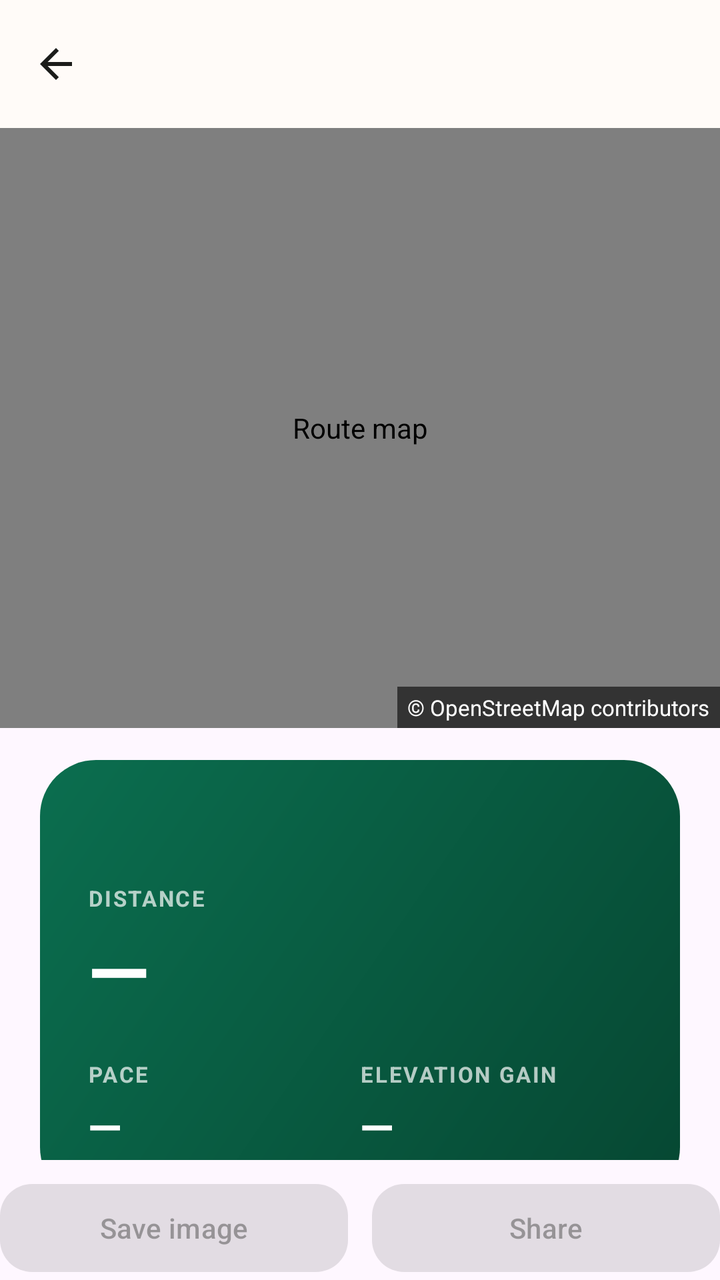
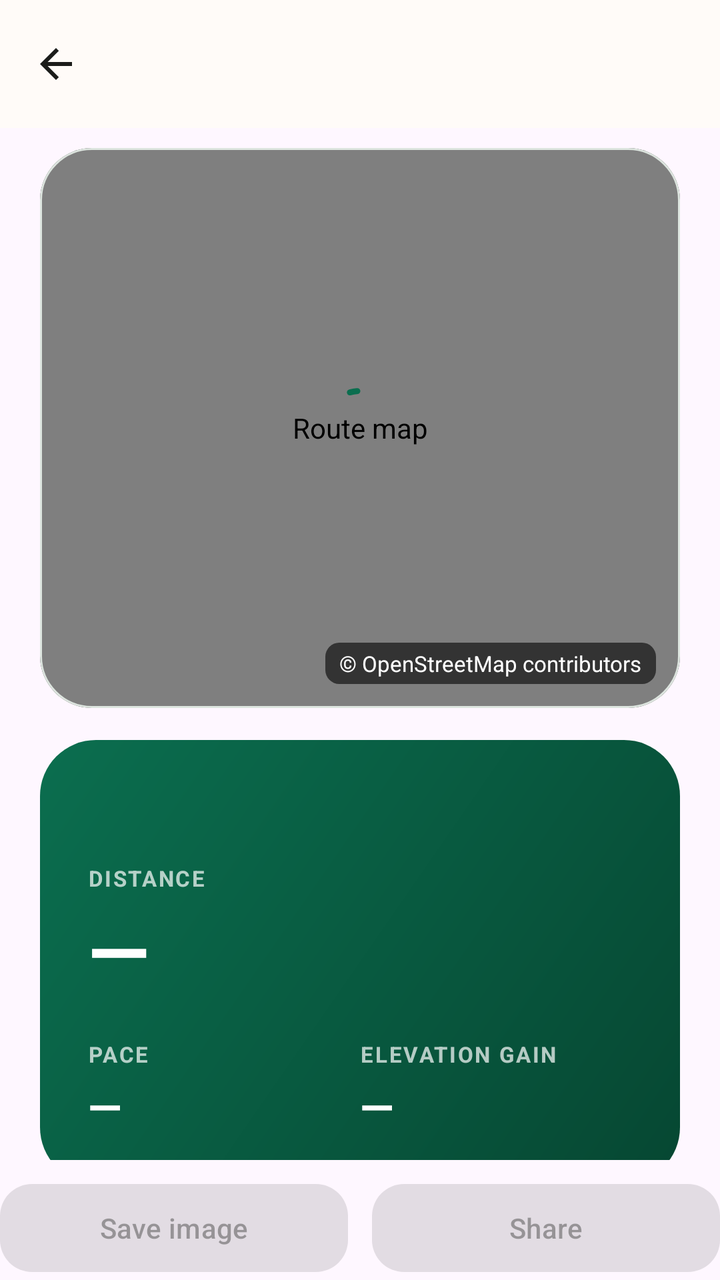

Compare the two renders of this Android layout. The source of the first and the diff that turns it into the second are given below.
<!-- AndroidManifest.xml: application theme Theme.OpenRun -->
<!-- res/layout/activity_session_detail.xml -->
<?xml version="1.0" encoding="utf-8"?>
<LinearLayout xmlns:android="http://schemas.android.com/apk/res/android"
    xmlns:app="http://schemas.android.com/apk/res-auto"
    android:layout_width="match_parent"
    android:layout_height="match_parent"
    android:orientation="vertical">

    <com.google.android.material.appbar.MaterialToolbar
        android:id="@+id/toolbar"
        android:layout_width="match_parent"
        android:layout_height="?attr/actionBarSize"
        android:background="?attr/colorSurface"
        app:navigationIcon="@drawable/ic_arrow_back"
        app:navigationIconTint="?attr/colorOnSurface"
        app:titleTextAppearance="?attr/textAppearanceTitleLarge" />

    <FrameLayout
        android:layout_width="match_parent"
        android:layout_height="300dp"
        android:background="@color/surface_variant">

        <org.osmdroid.views.MapView
            android:id="@+id/map"
            android:layout_width="match_parent"
            android:layout_height="match_parent"
            android:contentDescription="@string/map_content_description" />

        <TextView
            android:id="@+id/text_map_empty"
            android:layout_width="wrap_content"
            android:layout_height="wrap_content"
            android:layout_gravity="center"
            android:background="?attr/colorSurface"
            android:padding="16dp"
            android:text="@string/map_unavailable"
            android:textAppearance="?attr/textAppearanceBodyMedium"
            android:textColor="?attr/colorOnSurfaceVariant"
            android:visibility="gone" />

        <TextView
            android:layout_width="wrap_content"
            android:layout_height="wrap_content"
            android:layout_gravity="bottom|end"
            android:background="#99000000"
            android:paddingStart="5dp"
            android:paddingTop="3dp"
            android:paddingEnd="5dp"
            android:paddingBottom="3dp"
            android:text="@string/map_attribution"
            android:textColor="@color/white"
            android:textSize="11sp" />
    </FrameLayout>

    <androidx.core.widget.NestedScrollView
        android:layout_width="match_parent"
        android:layout_height="0dp"
        android:layout_weight="1"
        android:clipToPadding="false"
        android:fillViewport="true">

        <LinearLayout
            android:layout_width="match_parent"
            android:layout_height="wrap_content"
            android:orientation="vertical"
            android:paddingStart="20dp"
            android:paddingTop="16dp"
            android:paddingEnd="20dp"
            android:paddingBottom="28dp">

            <LinearLayout
                android:layout_width="match_parent"
                android:layout_height="wrap_content"
                android:background="@drawable/bg_hero_card"
                android:orientation="vertical"
                android:padding="24dp">

                <TextView
                    android:id="@+id/text_detail_date"
                    android:layout_width="match_parent"
                    android:layout_height="wrap_content"
                    android:textColor="@color/white_70"
                    android:textSize="13sp" />

                <TextView
                    android:layout_width="wrap_content"
                    android:layout_height="wrap_content"
                    android:layout_marginTop="20dp"
                    android:letterSpacing="0.08"
                    android:text="@string/label_distance"
                    android:textAllCaps="true"
                    android:textColor="@color/white_70"
                    android:textSize="11sp"
                    android:textStyle="bold" />

                <TextView
                    android:id="@+id/text_detail_distance"
                    android:layout_width="wrap_content"
                    android:layout_height="wrap_content"
                    android:layout_marginTop="2dp"
                    android:text="@string/value_unknown"
                    android:textColor="@color/white"
                    android:textSize="40sp"
                    android:textStyle="bold" />

                <LinearLayout
                    android:layout_width="match_parent"
                    android:layout_height="wrap_content"
                    android:layout_marginTop="18dp"
                    android:baselineAligned="false"
                    android:orientation="horizontal">

                    <LinearLayout
                        android:layout_width="0dp"
                        android:layout_height="wrap_content"
                        android:layout_weight="1"
                        android:orientation="vertical">

                        <TextView
                            android:layout_width="wrap_content"
                            android:layout_height="wrap_content"
                            android:letterSpacing="0.08"
                            android:text="@string/label_pace"
                            android:textAllCaps="true"
                            android:textColor="@color/white_70"
                            android:textSize="11sp"
                            android:textStyle="bold" />

                        <TextView
                            android:id="@+id/text_detail_pace"
                            android:layout_width="wrap_content"
                            android:layout_height="wrap_content"
                            android:layout_marginTop="4dp"
                            android:text="@string/value_unknown"
                            android:textColor="@color/white"
                            android:textSize="22sp"
                            android:textStyle="bold" />
                    </LinearLayout>

                    <LinearLayout
                        android:layout_width="0dp"
                        android:layout_height="wrap_content"
                        android:layout_weight="1"
                        android:orientation="vertical">

                        <TextView
                            android:layout_width="wrap_content"
                            android:layout_height="wrap_content"
                            android:letterSpacing="0.08"
                            android:text="@string/label_elevation_gain"
                            android:textAllCaps="true"
                            android:textColor="@color/white_70"
                            android:textSize="11sp"
                            android:textStyle="bold" />

                        <TextView
                            android:id="@+id/text_detail_elevation"
                            android:layout_width="wrap_content"
                            android:layout_height="wrap_content"
                            android:layout_marginTop="4dp"
                            android:text="@string/value_unknown"
                            android:textColor="@color/white"
                            android:textSize="22sp"
                            android:textStyle="bold" />
                    </LinearLayout>
                </LinearLayout>
            </LinearLayout>

            <com.google.android.material.card.MaterialCardView
                android:layout_width="match_parent"
                android:layout_height="wrap_content"
                android:layout_marginTop="16dp"
                app:cardBackgroundColor="?attr/colorSurface"
                app:cardCornerRadius="24dp"
                app:cardElevation="0dp"
                app:strokeColor="@color/surface_variant"
                app:strokeWidth="1dp">

                <LinearLayout
                    android:layout_width="match_parent"
                    android:layout_height="wrap_content"
                    android:orientation="vertical"
                    android:padding="20dp">

                    <TextView
                        android:layout_width="match_parent"
                        android:layout_height="wrap_content"
                        android:text="@string/detail_info_title"
                        android:textAppearance="?attr/textAppearanceTitleMedium"
                        android:textStyle="bold" />

                    <LinearLayout
                        android:layout_width="match_parent"
                        android:layout_height="wrap_content"
                        android:layout_marginTop="14dp"
                        android:orientation="horizontal">

                        <TextView
                            android:layout_width="wrap_content"
                            android:layout_height="wrap_content"
                            android:text="@string/label_start_time"
                            android:textAppearance="?attr/textAppearanceBodyMedium"
                            android:textColor="?attr/colorOnSurfaceVariant" />

                        <TextView
                            android:id="@+id/text_start_time"
                            android:layout_width="0dp"
                            android:layout_height="wrap_content"
                            android:layout_weight="1"
                            android:gravity="end"
                            android:maxLines="2"
                            android:text="@string/value_unknown"
                            android:textAppearance="?attr/textAppearanceBodyMedium"
                            android:textStyle="bold" />
                    </LinearLayout>

                    <View
                        android:layout_width="match_parent"
                        android:layout_height="1dp"
                        android:layout_marginTop="12dp"
                        android:background="@color/surface_variant" />

                    <LinearLayout
                        android:layout_width="match_parent"
                        android:layout_height="wrap_content"
                        android:layout_marginTop="12dp"
                        android:orientation="horizontal">

                        <TextView
                            android:layout_width="wrap_content"
                            android:layout_height="wrap_content"
                            android:text="@string/label_end_time"
                            android:textAppearance="?attr/textAppearanceBodyMedium"
                            android:textColor="?attr/colorOnSurfaceVariant" />

                        <TextView
                            android:id="@+id/text_end_time"
                            android:layout_width="0dp"
                            android:layout_height="wrap_content"
                            android:layout_weight="1"
                            android:gravity="end"
                            android:maxLines="2"
                            android:text="@string/value_unknown"
                            android:textAppearance="?attr/textAppearanceBodyMedium"
                            android:textStyle="bold" />
                    </LinearLayout>

                    <View
                        android:layout_width="match_parent"
                        android:layout_height="1dp"
                        android:layout_marginTop="12dp"
                        android:background="@color/surface_variant" />

                    <LinearLayout
                        android:layout_width="match_parent"
                        android:layout_height="wrap_content"
                        android:layout_marginTop="12dp"
                        android:orientation="horizontal">

                        <TextView
                            android:layout_width="wrap_content"
                            android:layout_height="wrap_content"
                            android:text="@string/label_total_duration"
                            android:textAppearance="?attr/textAppearanceBodyMedium"
                            android:textColor="?attr/colorOnSurfaceVariant" />

                        <TextView
                            android:id="@+id/text_total_duration"
                            android:layout_width="0dp"
                            android:layout_height="wrap_content"
                            android:layout_weight="1"
                            android:gravity="end"
                            android:text="@string/value_unknown"
                            android:textAppearance="?attr/textAppearanceBodyMedium"
                            android:textStyle="bold" />
                    </LinearLayout>

                    <View
                        android:layout_width="match_parent"
                        android:layout_height="1dp"
                        android:layout_marginTop="12dp"
                        android:background="@color/surface_variant" />

                    <LinearLayout
                        android:layout_width="match_parent"
                        android:layout_height="wrap_content"
                        android:layout_marginTop="12dp"
                        android:orientation="horizontal">

                        <TextView
                            android:layout_width="wrap_content"
                            android:layout_height="wrap_content"
                            android:text="@string/label_moving_time"
                            android:textAppearance="?attr/textAppearanceBodyMedium"
                            android:textColor="?attr/colorOnSurfaceVariant" />

                        <TextView
                            android:id="@+id/text_moving_time"
                            android:layout_width="0dp"
                            android:layout_height="wrap_content"
                            android:layout_weight="1"
                            android:gravity="end"
                            android:text="@string/value_unknown"
                            android:textAppearance="?attr/textAppearanceBodyMedium"
                            android:textStyle="bold" />
                    </LinearLayout>
                </LinearLayout>
            </com.google.android.material.card.MaterialCardView>

            <com.google.android.material.card.MaterialCardView
                android:layout_width="match_parent"
                android:layout_height="wrap_content"
                android:layout_marginTop="16dp"
                app:cardBackgroundColor="?attr/colorSurface"
                app:cardCornerRadius="24dp"
                app:cardElevation="0dp"
                app:strokeColor="@color/surface_variant"
                app:strokeWidth="1dp">

                <LinearLayout
                    android:layout_width="match_parent"
                    android:layout_height="wrap_content"
                    android:orientation="vertical"
                    android:padding="20dp">

                    <TextView
                        android:layout_width="match_parent"
                        android:layout_height="wrap_content"
                        android:text="@string/performance_title"
                        android:textAppearance="?attr/textAppearanceTitleMedium"
                        android:textStyle="bold" />

                    <com.openrun.app.ui.PerformanceChartView
                        android:id="@+id/chart_pace"
                        android:layout_width="match_parent"
                        android:layout_height="190dp"
                        android:layout_marginTop="12dp" />

                    <View
                        android:layout_width="match_parent"
                        android:layout_height="1dp"
                        android:layout_marginTop="8dp"
                        android:background="@color/surface_variant" />

                    <com.openrun.app.ui.PerformanceChartView
                        android:id="@+id/chart_elevation"
                        android:layout_width="match_parent"
                        android:layout_height="170dp"
                        android:layout_marginTop="8dp" />
                </LinearLayout>
            </com.google.android.material.card.MaterialCardView>
        </LinearLayout>
    </androidx.core.widget.NestedScrollView>

    <LinearLayout
        android:layout_width="match_parent"
        android:layout_height="wrap_content"
        android:layout_marginTop="8dp"
        android:gravity="center_vertical"
        android:orientation="horizontal">

        <com.google.android.material.button.MaterialButton
            android:id="@+id/button_save_image"
            style="@style/Widget.Material3.Button.TonalButton"
            android:layout_width="0dp"
            android:layout_height="52dp"
            android:layout_weight="1"
            android:enabled="false"
            android:text="@string/button_save_image"
            android:textSize="14sp"
            app:cornerRadius="16dp" />

        <com.google.android.material.button.MaterialButton
            android:id="@+id/button_share"
            style="@style/Widget.Material3.Button"
            android:layout_width="0dp"
            android:layout_height="52dp"
            android:layout_marginStart="12dp"
            android:layout_weight="1"
            android:enabled="false"
            android:text="@string/button_share"
            android:textSize="14sp"
            app:cornerRadius="16dp" />

        <com.google.android.material.progressindicator.CircularProgressIndicator
            android:id="@+id/share_progress"
            android:layout_width="28dp"
            android:layout_height="28dp"
            android:layout_marginStart="10dp"
            android:indeterminate="true"
            android:visibility="gone"
            app:indicatorColor="@color/brand_primary"
            app:trackThickness="3dp" />
    </LinearLayout>
</LinearLayout>
<!-- resources referenced by this layout -->
<resources>
  <color name="brand_primary">#0B6E4F</color>
  <color name="surface_variant">#DDE5DF</color>
  <color name="white">#FFFFFF</color>
  <color name="white_70">#B3FFFFFF</color>
  <!-- drawable bg_hero_card (drawable) -->
  <?xml version="1.0" encoding="utf-8"?>
  <shape xmlns:android="http://schemas.android.com/apk/res/android"
      android:shape="rectangle">
      <gradient
          android:angle="135"
          android:endColor="@color/hero_end"
          android:startColor="@color/hero_start" />
      <corners android:radius="28dp" />
  </shape>
  <string name="button_save_image">Save image</string>
  <string name="button_share">Share</string>
  <string name="detail_info_title">Activity details</string>
  <string name="label_distance">Distance</string>
  <string name="label_elevation_gain">Elevation gain</string>
  <string name="label_end_time">End time</string>
  <string name="label_moving_time">Moving time</string>
  <string name="label_pace">Pace</string>
  <string name="label_start_time">Start time</string>
  <string name="label_total_duration">Total duration</string>
  <string name="map_attribution">© OpenStreetMap contributors</string>
  <string name="map_content_description">Route map</string>
  <string name="map_unavailable">Route map unavailable</string>
  <string name="performance_title">Performance</string>
  <string name="value_unknown">—</string>
  <color name="hero_end">#0B6E4F</color>
  <color name="hero_start">#064732</color>
  <color name="color_on_primary">#FFFFFF</color>
  <color name="brand_primary_container">#B8F0D6</color>
  <color name="brand_on_primary_container">#002114</color>
  <color name="brand_accent">#FF7A45</color>
  <color name="brand_on_accent">#3A0B00</color>
  <color name="error">#BA1A1A</color>
  <color name="surface">#FFFBF8</color>
  <color name="on_surface">#1B1C1A</color>
  <color name="on_surface_variant">#414944</color>
  <color name="outline">#717973</color>
  <color name="brand_primary_dark">#064732</color>
  <!-- unchanged entries left out for length: 2 -->
</resources>

<!-- the commit's change to res/layout/activity_session_detail.xml (unified diff, before → after) -->
@@ -14,42 +14,89 @@
         app:navigationIconTint="?attr/colorOnSurface"
         app:titleTextAppearance="?attr/textAppearanceTitleLarge" />
 
-    <FrameLayout
+    <com.google.android.material.card.MaterialCardView
+        android:id="@+id/map_card"
         android:layout_width="match_parent"
-        android:layout_height="300dp"
-        android:background="@color/surface_variant">
-
-        <org.osmdroid.views.MapView
-            android:id="@+id/map"
+        android:layout_height="@dimen/detail_map_height"
+        android:layout_marginStart="20dp"
+        android:layout_marginTop="10dp"
+        android:layout_marginEnd="20dp"
+        app:cardBackgroundColor="@color/surface_variant"
+        app:cardCornerRadius="26dp"
+        app:cardElevation="0dp"
+        app:strokeColor="@color/surface_variant"
+        app:strokeWidth="1dp">
+
+        <FrameLayout
             android:layout_width="match_parent"
             android:layout_height="match_parent"
-            android:contentDescription="@string/map_content_description" />
-
-        <TextView
-            android:id="@+id/text_map_empty"
-            android:layout_width="wrap_content"
-            android:layout_height="wrap_content"
-            android:layout_gravity="center"
-            android:background="?attr/colorSurface"
-            android:padding="16dp"
-            android:text="@string/map_unavailable"
-            android:textAppearance="?attr/textAppearanceBodyMedium"
-            android:textColor="?attr/colorOnSurfaceVariant"
-            android:visibility="gone" />
-
-        <TextView
-            android:layout_width="wrap_content"
-            android:layout_height="wrap_content"
-            android:layout_gravity="bottom|end"
-            android:background="#99000000"
-            android:paddingStart="5dp"
-            android:paddingTop="3dp"
-            android:paddingEnd="5dp"
-            android:paddingBottom="3dp"
-            android:text="@string/map_attribution"
-            android:textColor="@color/white"
-            android:textSize="11sp" />
-    </FrameLayout>
+            android:background="@color/surface_variant">
+
+            <org.osmdroid.views.MapView
+                android:id="@+id/map"
+                android:layout_width="match_parent"
+                android:layout_height="match_parent"
+                android:contentDescription="@string/map_content_description" />
+
+            <com.google.android.material.progressindicator.CircularProgressIndicator
+                android:id="@+id/map_progress"
+                android:layout_width="34dp"
+                android:layout_height="34dp"
+                android:layout_gravity="center"
+                android:indeterminate="true"
+                app:indicatorColor="@color/brand_primary"
+                app:trackThickness="3dp" />
+
+            <TextView
+                android:id="@+id/text_map_empty"
+                android:layout_width="wrap_content"
+                android:layout_height="wrap_content"
+                android:layout_gravity="center"
+                android:layout_marginStart="24dp"
+                android:layout_marginEnd="24dp"
+                android:background="@drawable/bg_map_empty"
+                android:paddingStart="18dp"
+                android:paddingTop="14dp"
+                android:paddingEnd="18dp"
+                android:paddingBottom="14dp"
+                android:text="@string/map_unavailable"
+                android:textAppearance="?attr/textAppearanceBodyMedium"
+                android:textColor="?attr/colorOnSurfaceVariant"
+                android:visibility="gone" />
+
+            <ImageButton
+                android:id="@+id/button_recenter_route"
+                android:layout_width="42dp"
+                android:layout_height="42dp"
+                android:layout_gravity="bottom|start"
+                android:layout_marginStart="12dp"
+                android:layout_marginBottom="12dp"
+                android:background="@drawable/bg_map_control"
+                android:contentDescription="@string/map_recenter"
+                android:elevation="3dp"
+                android:foreground="?attr/selectableItemBackgroundBorderless"
+                android:padding="9dp"
+                android:src="@drawable/ic_map_route"
+                android:visibility="gone"
+                app:tint="@color/brand_primary" />
+
+            <TextView
+                android:id="@+id/text_map_attribution"
+                android:layout_width="wrap_content"
+                android:layout_height="wrap_content"
+                android:layout_gravity="bottom|end"
+                android:layout_marginEnd="12dp"
+                android:layout_marginBottom="12dp"
+                android:background="@drawable/bg_map_attribution"
+                android:paddingStart="7dp"
+                android:paddingTop="3dp"
+                android:paddingEnd="7dp"
+                android:paddingBottom="3dp"
+                android:text="@string/map_attribution"
+                android:textColor="@color/white"
+                android:textSize="11sp" />
+        </FrameLayout>
+    </com.google.android.material.card.MaterialCardView>
 
     <androidx.core.widget.NestedScrollView
         android:layout_width="match_parent"
<!-- resource entries referenced after the edit -->
@@ -4,6 +4,7 @@
   <color name="surface_variant">#DDE5DF</color>
   <color name="white">#FFFFFF</color>
   <color name="white_70">#B3FFFFFF</color>
+  <dimen name="detail_map_height">280dp</dimen>
   <!-- drawable bg_hero_card (drawable) -->
   <?xml version="1.0" encoding="utf-8"?>
   <shape xmlns:android="http://schemas.android.com/apk/res/android"
@@ -14,6 +15,40 @@
           android:startColor="@color/hero_start" />
       <corners android:radius="28dp" />
   </shape>
+  <!-- drawable bg_map_attribution (drawable) -->
+  <?xml version="1.0" encoding="utf-8"?>
+  <shape xmlns:android="http://schemas.android.com/apk/res/android"
+      android:shape="rectangle">
+      <solid android:color="#99000000" />
+      <corners android:radius="7dp" />
+  </shape>
+  <!-- drawable bg_map_control (drawable) -->
+  <?xml version="1.0" encoding="utf-8"?>
+  <shape xmlns:android="http://schemas.android.com/apk/res/android"
+      android:shape="oval">
+      <solid android:color="@color/surface" />
+      <stroke
+          android:width="1dp"
+          android:color="@color/surface_variant" />
+  </shape>
+  <!-- drawable bg_map_empty (drawable) -->
+  <?xml version="1.0" encoding="utf-8"?>
+  <shape xmlns:android="http://schemas.android.com/apk/res/android"
+      android:shape="rectangle">
+      <solid android:color="@color/surface" />
+      <corners android:radius="14dp" />
+  </shape>
+  <!-- drawable ic_map_route (drawable) -->
+  <?xml version="1.0" encoding="utf-8"?>
+  <vector xmlns:android="http://schemas.android.com/apk/res/android"
+      android:width="24dp"
+      android:height="24dp"
+      android:viewportWidth="24"
+      android:viewportHeight="24">
+      <path
+          android:fillColor="#FF000000"
+          android:pathData="M12,8c-2.21,0 -4,1.79 -4,4s1.79,4 4,4 4,-1.79 4,-4 -1.79,-4 -4,-4zM20.94,11c-0.46,-4.17 -3.77,-7.48 -7.94,-7.94V1h-2v2.06C6.83,3.52 3.52,6.83 3.06,11H1v2h2.06c0.46,4.17 3.77,7.48 7.94,7.94V23h2v-2.06c4.17,-0.46 7.48,-3.77 7.94,-7.94H23v-2h-2.06zM12,19c-3.87,0 -7,-3.13 -7,-7s3.13,-7 7,-7 7,3.13 7,7 -3.13,7 -7,7z" />
+  </vector>
   <string name="button_save_image">Save image</string>
   <string name="button_share">Share</string>
   <string name="detail_info_title">Activity details</string>
@@ -26,6 +61,7 @@
   <string name="label_total_duration">Total duration</string>
   <string name="map_attribution">© OpenStreetMap contributors</string>
   <string name="map_content_description">Route map</string>
+  <string name="map_recenter">Show the full route</string>
   <string name="map_unavailable">Route map unavailable</string>
   <string name="performance_title">Performance</string>
   <string name="value_unknown">—</string>
